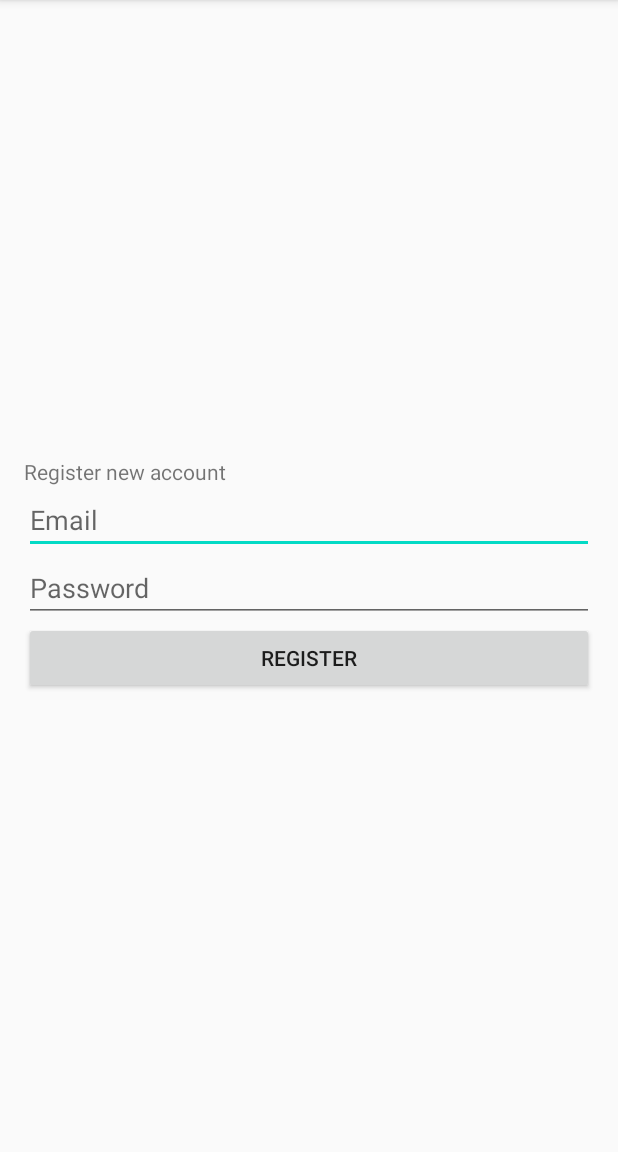
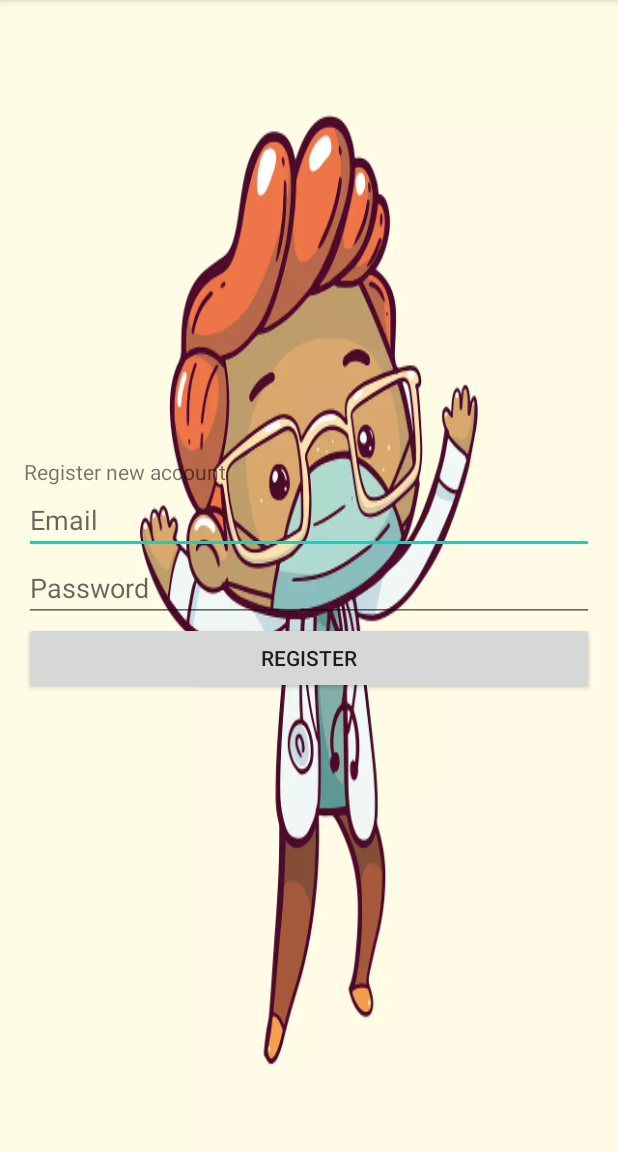
Before and after one commit to githiomi/RONA, an Android app: the screen it shows after launch (RegisterActivity), on a phone screen of 412 x 824 dp, the part 84-1236 px from its top. Run offline under Robolectric (Android 15) with nearby library versions, the phone set to English and light mode, and no system bars; our stand-ins replace ButterKnife, Firebase (no records; nobody signed in at launch, a user with empty details on screens opened directly).

Commit message:
adds a background image

```diff
--- a/app/src/main/res/layout/activity_register.xml
+++ b/app/src/main/res/layout/activity_register.xml
@@ -6,6 +6,7 @@
     android:gravity="center_vertical"
     android:orientation="vertical"
     android:padding="16dp"
+    android:background="@drawable/doctor"
     tools:context=".ui.RegisterActivity">
 
     <TextView
```
